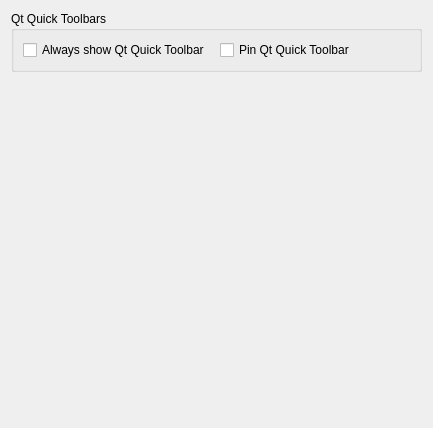
First picture: the form in src/plugins/qmljseditor/quicktoolbarsettingspage.ui, repository qt-creator/qt-creator, before the edit.
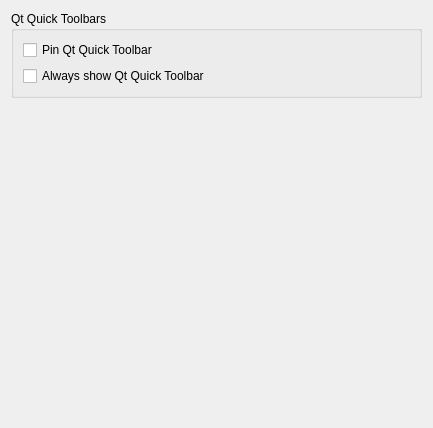
Second picture: the form after the edit.

Patch:
```diff
--- a/src/plugins/qmljseditor/quicktoolbarsettingspage.ui
+++ b/src/plugins/qmljseditor/quicktoolbarsettingspage.ui
@@ -19,14 +19,7 @@
      <property name="title">
       <string>Qt Quick Toolbars</string>
      </property>
-     <layout class="QHBoxLayout" name="horizontalLayout">
-      <item>
-       <widget class="QCheckBox" name="textEditHelperCheckBox">
-        <property name="text">
-         <string>Always show Qt Quick Toolbar</string>
-        </property>
-       </widget>
-      </item>
+     <layout class="QVBoxLayout" name="verticalLayout">
       <item>
        <widget class="QCheckBox" name="textEditHelperCheckBoxPin">
         <property name="toolTip">
@@ -37,6 +30,13 @@
         </property>
        </widget>
       </item>
+      <item>
+       <widget class="QCheckBox" name="textEditHelperCheckBox">
+        <property name="text">
+         <string>Always show Qt Quick Toolbar</string>
+        </property>
+       </widget>
+      </item>
      </layout>
     </widget>
    </item>
```
